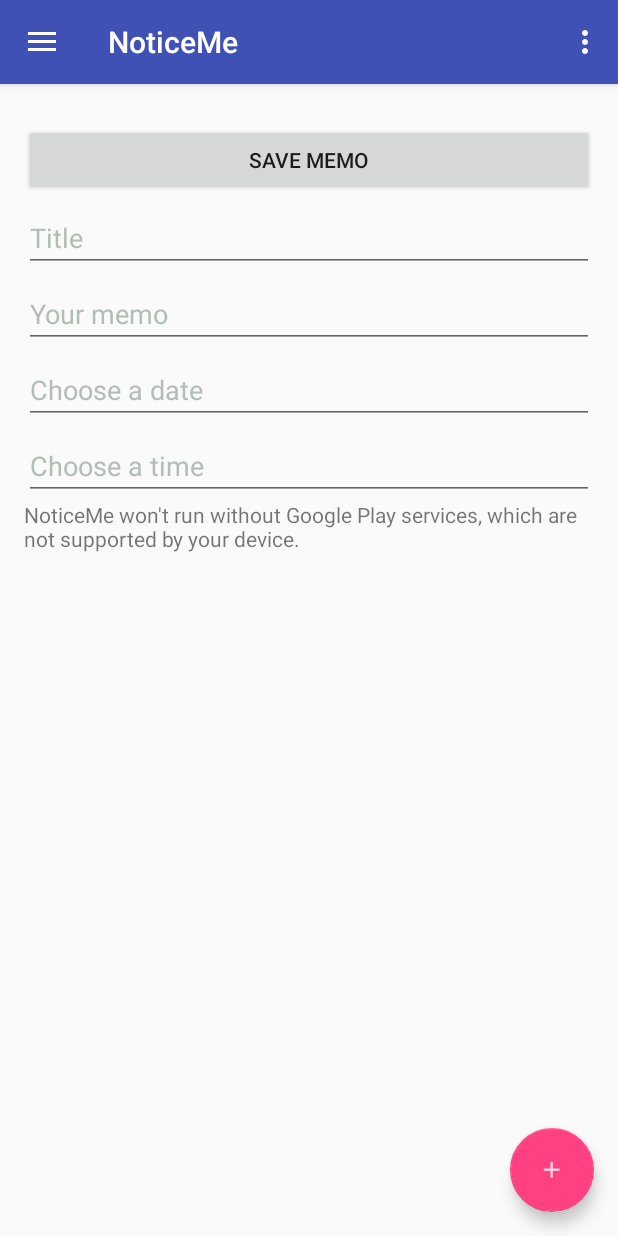
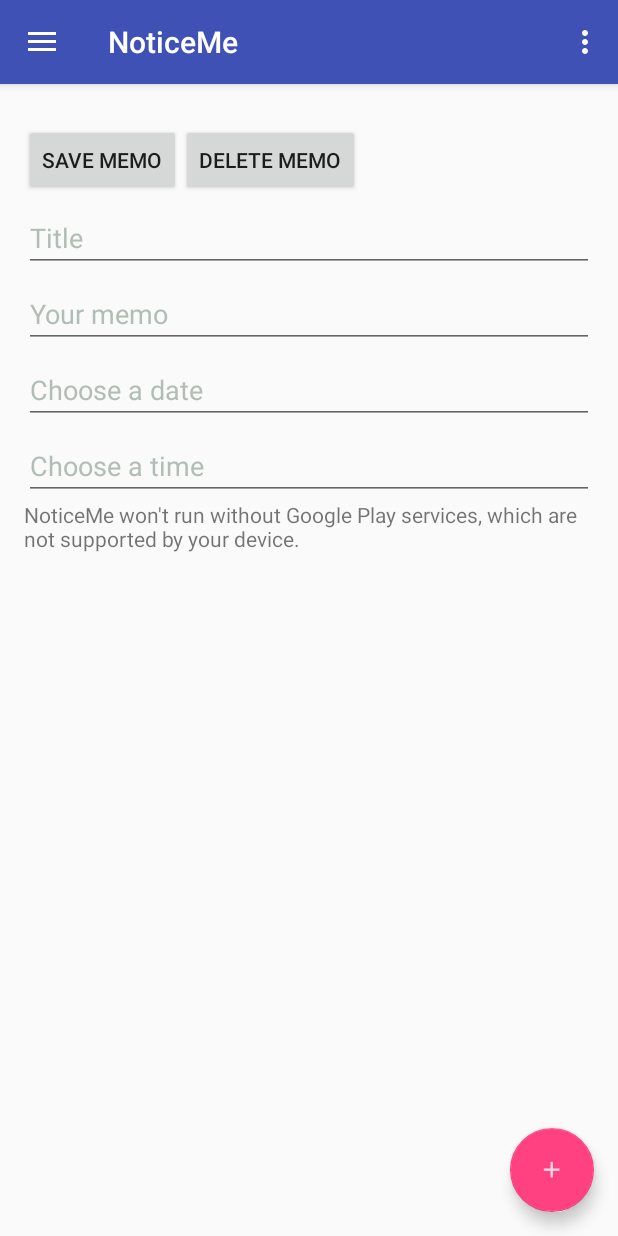
Before and after one commit to demetsn/IntegrationGP4, an Android app: the MemoList screen opened directly, with no data from a screen before it, after a tap on an icon or button, on a phone screen of 412 x 824 dp. Run offline under Robolectric (Android 15) with nearby library versions, the phone set to English and light mode, and no system bars; 2 statements that could not run were skipped.

Commit message:
Suppression d'un mémo OK

```diff
--- a/app/src/main/java/ephec/noticeme/AddMemo.java
+++ b/app/src/main/java/ephec/noticeme/AddMemo.java
@@ -50,6 +50,7 @@ public class AddMemo extends Fragment implements View.OnClickListener{
     private TextView date;
     private TextView time;
     private Button save;
+    private Button delete;
 
     Alarm memo;
 
@@ -101,6 +102,8 @@ public class AddMemo extends Fragment implements View.OnClickListener{
         this.time.setOnClickListener(this);
         this.save = (Button) view.findViewById(R.id.memo_save_button);
         this.save.setOnClickListener(this);
+        this.delete = (Button) view.findViewById(R.id.memo_delete_button);
+        this.delete.setOnClickListener(this);
 
         if(this.getArguments() != null)
         {
@@ -111,8 +114,6 @@ public class AddMemo extends Fragment implements View.OnClickListener{
             memo = db.getAlarm(memoTitle);
             title.setText(memo.getTitle());
             description.setText(memo.getDescription());
-            Toast toast = Toast.makeText(getActivity(), memo.getAlarmDate(), Toast.LENGTH_LONG);
-            toast.show();
             String[] memoTime = memo.getAlarmDate().split("&");
 
             date.setText(memoTime[0]);
@@ -237,6 +238,15 @@ public class AddMemo extends Fragment implements View.OnClickListener{
 
                 break;
 
+            case R.id.memo_delete_button:
+
+                db = new DBHelper(getActivity());
+
+                db.deleteAlarm(title.getText().toString());
+                Intent save = new Intent(getActivity(), MainActivity.class);
+                startActivity(save);
+
+                break;
         }
 
     }
--- a/app/src/main/java/ephec/noticeme/DBHelper.java
+++ b/app/src/main/java/ephec/noticeme/DBHelper.java
@@ -149,11 +149,11 @@ public class DBHelper extends SQLiteOpenHelper
     }
 
 
-    public boolean deleteAlarm(int id) {
+    public boolean deleteAlarm(String title) {
 
         boolean result = false;
 
-        String query = "Select * FROM " + TABLE_ALARMS + " WHERE " + COlUMN_ID + " =  \"" + id + "\"";
+        String query = "Select * FROM " + TABLE_ALARMS + " WHERE " + COLUMN_TITLE + " =  \"" + title + "\"";
 
         SQLiteDatabase db = this.getWritableDatabase();
 
--- a/app/src/main/res/layout/fragment_add_memo.xml
+++ b/app/src/main/res/layout/fragment_add_memo.xml
@@ -16,10 +16,18 @@
             android:layout_marginTop="5dp">
 
             <Button
-                android:layout_width="fill_parent"
+                android:layout_width="wrap_content"
                 android:layout_height="wrap_content"
                 android:id="@+id/memo_save_button"
                 android:text="@string/addMemoSave"
+                android:layout_marginTop="5dp"/>
+
+            <Button
+                android:layout_width="wrap_content"
+                android:layout_height="wrap_content"
+                android:id="@+id/memo_delete_button"
+                android:text="@string/addMemoDelete"
+                android:layout_toRightOf="@+id/memo_save_button"
                 android:layout_marginTop="5dp"/>
 
             <EditText
--- a/app/src/main/res/values/strings.xml
+++ b/app/src/main/res/values/strings.xml
@@ -37,6 +37,7 @@
     <string name="addMemoChooseDate">Choose a date</string>
     <string name="addMemoChooseTime">Choose a time</string>
     <string name="addMemoSave">Save memo</string>
+    <string name="addMemoDelete">Delete memo</string>
 
 <!-- TODO: Remove or change this placeholder text -->
     <string name="hello_blank_fragment">Hello blank fragment</string>
```
